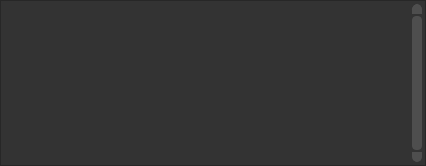
Above: ui_templates/profiles_table.ui from o-murphy/archer_ballistics_constructor before the change. Below: the same form after it.
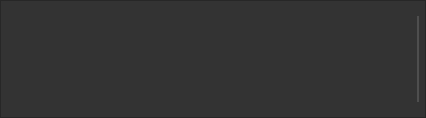
That is the form after the change.

Commit message: horisontal scroll bar stylesheet edited

The edit to the form file:
```diff
--- a/ui_templates/profiles_table.ui
+++ b/ui_templates/profiles_table.ui
@@ -7,7 +7,7 @@
     <x>0</x>
     <y>0</y>
     <width>426</width>
-    <height>166</height>
+    <height>118</height>
    </rect>
   </property>
   <property name="sizePolicy">
@@ -102,10 +102,18 @@
 
 QScrollBar:vertical {
         background-color: #2A2929;
-        width: 16px;
+        width: 14px;
+        margin: 15px 6px 15px 6px;
+        border: 1px transparent #2A2929;
+        border-radius: 6px;
+    }
+
+QScrollBar:vertical:hover {
+        background-color: #2A2929;
+        width: 14px;
         margin: 15px 3px 15px 3px;
         border: 1px transparent #2A2929;
-        border-radius: 4px;
+        border-radius: 6px;
     }
     QScrollBar::handle:vertical
     {
@@ -116,13 +124,13 @@
 
     QScrollBar::sub-line:vertical
     {
-        margin: 3px 0px 0px 0px;
-		border: 1px solid rgb(78, 78, 78);
+        margin: 4px 0px 0px 0px;
+		border: 1px solid rgb(51, 51, 51);
 		border-top-left-radius: 5px;
 		border-top-right-radius: 5px;
-		background-color: rgb(78, 78, 78);
+		background-color: rgb(51, 51, 51);
 		color: white;
-        height: 8px;
+        height: 5px;
         width: 8px;
         subcontrol-position: top;
         subcontrol-origin: margin;
@@ -130,13 +138,13 @@
 
     QScrollBar::add-line:vertical
     {
-        margin: 3px 0px 3px 0px;
-		border: 1px solid rgb(78, 78, 78);
+        margin: 0px 0px 4px 0px;
+		border: 1px solid rgb(51, 51, 51);
 		border-bottom-left-radius: 5px;
 		border-bottom-right-radius: 5px;
-		background-color: rgb(78, 78, 78);
+		background-color: rgb(51, 51, 51);
 		color: white;
-        height: 8px;
+        height: 5px;
         width: 8px;
         subcontrol-position: bottom;
         subcontrol-origin: margin;
@@ -145,12 +153,12 @@
 
     QScrollBar::sub-line:vertical:hover,QScrollBar::sub-line:vertical:on
     {
-		margin: 2px 0px 0px 0px;
-       	border: 1px solid rgb(78, 78, 78);
+		margin: 4px 0px 0px 0px;
+       	border: 1px solid rgb(51, 51, 51);
 		border-top-left-radius: 5px;
 		border-top-right-radius: 5px;
 		background-color: rgb(78, 78, 78);
-        height: 8px;
+        height: 5px;
         width: 8px;
         subcontrol-position: top;
         subcontrol-origin: margin;
@@ -160,12 +168,12 @@
 
     QScrollBar::add-line:vertical:hover, QScrollBar::add-line:vertical:on
     {
-		margin: 3px 0px 2px 0px;
-		border: 1px solid rgb(78, 78, 78);
+		margin: 0px 0px 4px 0px;
+		border: 1px solid rgb(51, 51, 51);
 		border-bottom-left-radius: 5px;
 		border-bottom-right-radius: 5px;
 		background-color: rgb(78, 78, 78);
-        height: 8px;
+        height: 5px;
         width: 8px;
 		subcontrol-position: bottom;
         subcontrol-origin: margin;
```
The commit also changes 1 other file.
